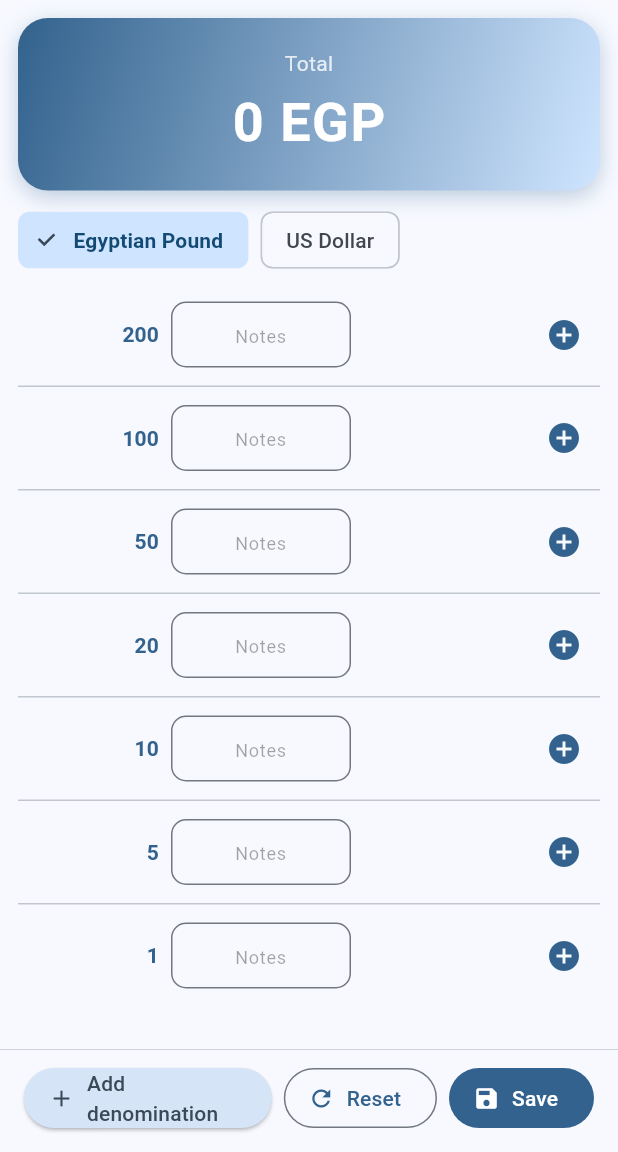
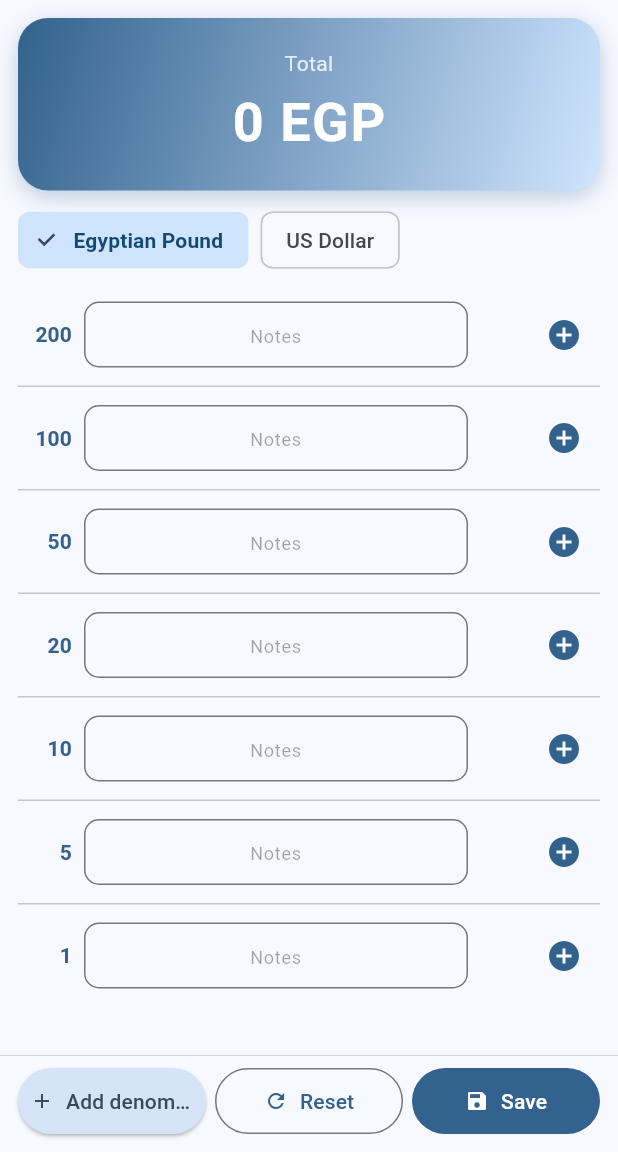
Before and after one commit to bahaajobs/money-counter-app, a Flutter app: the screen it shows after launch, on a phone screen of 412 x 824 dp, the part 84-1236 px from its top. Run offline on Flutter 3.47's test engine with Material 3 defaults, Android fonts, the phone set to English and light mode, and no system bars; our stand-ins replace share_plus, shared_preferences.

Commit message:
fix: responsive bottom bar + flexible denomination row widths

```diff
--- a/lib/screens/home_screen.dart
+++ b/lib/screens/home_screen.dart
@@ -74,44 +74,10 @@ class _HomeScreenState extends State<HomeScreen> {
               },
             ),
           ),
-          Container(
-            decoration: BoxDecoration(
-              color: cs.surface,
-              border: Border(top: BorderSide(color: cs.outlineVariant, width: 0.5)),
-            ),
-            child: SafeArea(
-              top: false,
-              child: Padding(
-                padding: const EdgeInsets.fromLTRB(16, 8, 16, 12),
-                child: Row(
-                  children: [
-                    Expanded(
-                      child: ElevatedButton.icon(
-                        icon: const Icon(Icons.add),
-                        label: Text(l10n.addExtraDenomination),
-                        style: ElevatedButton.styleFrom(
-                          backgroundColor: cs.secondaryContainer,
-                          foregroundColor: cs.onSecondaryContainer,
-                        ),
-                        onPressed: () => _showAddDenominationDialog(context, provider),
-                      ),
-                    ),
-                    const SizedBox(width: 8),
-                    OutlinedButton.icon(
-                      icon: const Icon(Icons.refresh),
-                      label: Text(l10n.reset),
-                      onPressed: () => _confirmReset(context, provider),
-                    ),
-                    const SizedBox(width: 8),
-                    FilledButton.icon(
-                      icon: const Icon(Icons.save),
-                      label: Text(l10n.save),
-                      onPressed: () => _saveHistory(context, provider),
-                    ),
-                  ],
-                ),
-              ),
-            ),
+          _BottomBar(
+            onAdd:   () => _showAddDenominationDialog(context, provider),
+            onReset: () => _confirmReset(context, provider),
+            onSave:  () => _saveHistory(context, provider),
           ),
         ],
       ),
@@ -382,3 +348,82 @@ class _GroupSection extends StatelessWidget {
   String _fmt(double v) =>
       v == v.truncateToDouble() ? v.toInt().toString() : v.toStringAsFixed(2);
 }
+
+// ── Bottom Action Bar ─────────────────────────────────────────────────────────
+class _BottomBar extends StatelessWidget {
+  final VoidCallback onAdd;
+  final VoidCallback onReset;
+  final VoidCallback onSave;
+
+  const _BottomBar({
+    required this.onAdd,
+    required this.onReset,
+    required this.onSave,
+  });
+
+  static const _btnStyle = ButtonStyle(
+    padding: WidgetStatePropertyAll(
+        EdgeInsets.symmetric(horizontal: 8, vertical: 0)),
+    minimumSize: WidgetStatePropertyAll(Size(0, 44)),
+    tapTargetSize: MaterialTapTargetSize.shrinkWrap,
+    iconSize: WidgetStatePropertyAll(16),
+  );
+
+  @override
+  Widget build(BuildContext context) {
+    final cs = Theme.of(context).colorScheme;
+    final l10n = context.l10n;
+    final isLandscape =
+        MediaQuery.orientationOf(context) == Orientation.landscape;
+
+    return Container(
+      decoration: BoxDecoration(
+        color: cs.surface,
+        border: Border(top: BorderSide(color: cs.outlineVariant, width: 0.5)),
+      ),
+      child: SafeArea(
+        top: false,
+        child: Padding(
+          padding: EdgeInsets.fromLTRB(12, isLandscape ? 4 : 8, 12,
+              isLandscape ? 4 : 12),
+          child: Row(
+            children: [
+              Expanded(
+                child: ElevatedButton.icon(
+                  icon: const Icon(Icons.add),
+                  label: Text(l10n.addExtraDenomination,
+                      maxLines: 1, overflow: TextOverflow.ellipsis),
+                  style: ElevatedButton.styleFrom(
+                    backgroundColor: cs.secondaryContainer,
+                    foregroundColor: cs.onSecondaryContainer,
+                  ).merge(_btnStyle),
+                  onPressed: onAdd,
+                ),
+              ),
+              const SizedBox(width: 6),
+              Expanded(
+                child: OutlinedButton.icon(
+                  icon: const Icon(Icons.refresh),
+                  label: Text(l10n.reset,
+                      maxLines: 1, overflow: TextOverflow.ellipsis),
+                  style: OutlinedButton.styleFrom().merge(_btnStyle),
+                  onPressed: onReset,
+                ),
+              ),
+              const SizedBox(width: 6),
+              Expanded(
+                child: FilledButton.icon(
+                  icon: const Icon(Icons.save),
+                  label: Text(l10n.save,
+                      maxLines: 1, overflow: TextOverflow.ellipsis),
+                  style: FilledButton.styleFrom().merge(_btnStyle),
+                  onPressed: onSave,
+                ),
+              ),
+            ],
+          ),
+        ),
+      ),
+    );
+  }
+}
--- a/lib/widgets/denomination_row_widget.dart
+++ b/lib/widgets/denomination_row_widget.dart
@@ -93,8 +93,9 @@ class _DenominationRowWidgetState extends State<DenominationRowWidget> {
       padding: const EdgeInsets.symmetric(vertical: 4),
       child: Row(
         children: [
-          SizedBox(
-            width: 90,
+          // Label — flexible, max 80, never wraps
+          ConstrainedBox(
+            constraints: const BoxConstraints(minWidth: 32, maxWidth: 80),
             child: Text(
               widget.label,
               style: theme.textTheme.titleSmall?.copyWith(
@@ -102,9 +103,12 @@ class _DenominationRowWidgetState extends State<DenominationRowWidget> {
                 color: cs.primary,
               ),
               textAlign: TextAlign.right,
+              maxLines: 1,
+              overflow: TextOverflow.ellipsis,
             ),
           ),
           const SizedBox(width: 8),
+          // Input — takes all remaining space
           Expanded(
             child: TextField(
               controller: _ctrl,
@@ -124,8 +128,7 @@ class _DenominationRowWidgetState extends State<DenominationRowWidget> {
                 hintStyle: TextStyle(
                     fontSize: 12, color: cs.onSurface.withValues(alpha: 0.4)),
                 suffixText: _bundleInfo(context),
-                suffixStyle:
-                    TextStyle(fontSize: 10, color: cs.secondary),
+                suffixStyle: TextStyle(fontSize: 10, color: cs.secondary),
               ),
               onChanged: (_) {
                 setState(() {});
@@ -133,33 +136,45 @@ class _DenominationRowWidgetState extends State<DenominationRowWidget> {
               },
             ),
           ),
-          const SizedBox(width: 6),
-          SizedBox(
-            width: 76,
-            child: Text(
-              _total > 0 ? _fmtTotal(_total) : '',
-              style: theme.textTheme.bodySmall?.copyWith(color: cs.secondary),
-              textAlign: TextAlign.center,
-            ),
-          ),
+          const SizedBox(width: 4),
+          // Total — flexible, max 70, hides when empty
+          if (_total > 0)
+            ConstrainedBox(
+              constraints: const BoxConstraints(minWidth: 40, maxWidth: 70),
+              child: Text(
+                _fmtTotal(_total),
+                style: theme.textTheme.bodySmall?.copyWith(color: cs.secondary),
+                textAlign: TextAlign.center,
+                maxLines: 1,
+                overflow: TextOverflow.ellipsis,
+              ),
+            )
+          else
+            const SizedBox(width: 4),
+          // Delete button (or spacer)
           if (widget.canDelete)
             IconButton(
               icon: const Icon(Icons.remove_circle_outline, size: 20),
               color: cs.error,
               onPressed: widget.onDelete,
               visualDensity: VisualDensity.compact,
+              padding: EdgeInsets.zero,
+              constraints: const BoxConstraints(minWidth: 36, minHeight: 36),
             )
           else
-            const SizedBox(width: 40),
+            const SizedBox(width: 36),
+          // Add bundle button (or spacer)
           if (widget.isLast)
             IconButton(
               icon: const Icon(Icons.add_circle, size: 24),
               color: cs.primary,
               onPressed: widget.onAddBundle,
               visualDensity: VisualDensity.compact,
+              padding: EdgeInsets.zero,
+              constraints: const BoxConstraints(minWidth: 36, minHeight: 36),
             )
           else
-            const SizedBox(width: 40),
+            const SizedBox(width: 36),
         ],
       ),
     );
```
